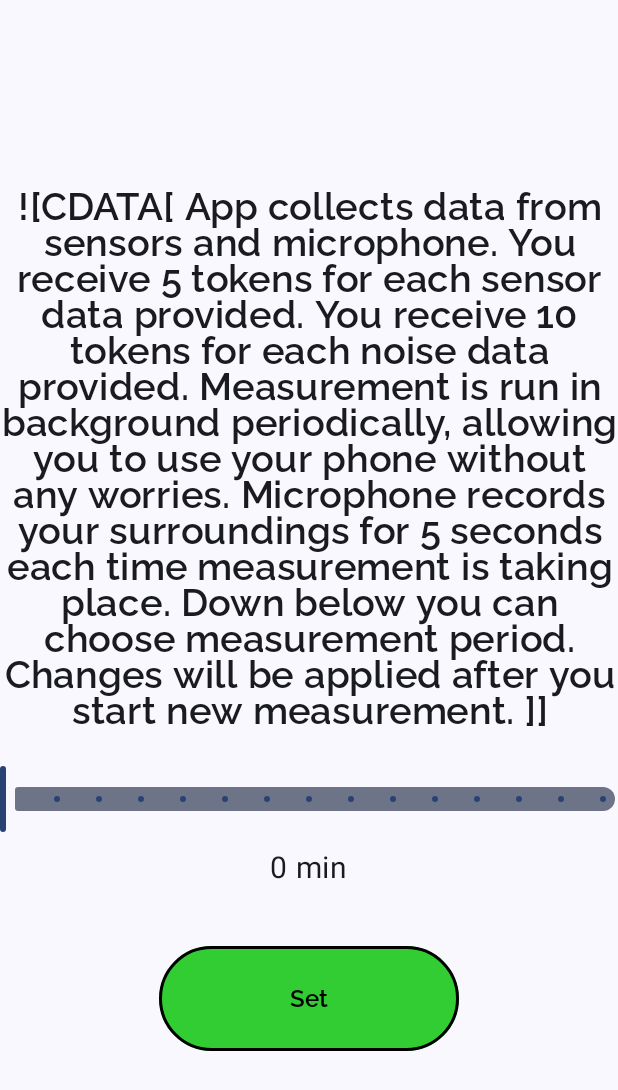
After one commit to LukaJukic0808/SoundSentry, an Android app built with Jetpack Compose: the composable SettingsScreenBody called with empty values, on a phone screen of 412 x 824 dp. The commit adds this screen. Shown: the top 1090 px of the screen. Run offline under Robolectric (Android 15) with nearby library versions, the phone set to English and light mode, and no system bars.

Commit message:
Add new screen, run the app for first time

```diff
--- a/app/src/main/java/hr/ferit/soundsentry/di/KoinModules.kt
+++ b/app/src/main/java/hr/ferit/soundsentry/di/KoinModules.kt
@@ -16,6 +16,5 @@ val viewModelModule = module {
     viewModel<SignInViewModel> { SignInViewModel() }
     viewModel<ServiceToggleViewModel> { ServiceToggleViewModel(androidContext()) }
     viewModel<UserInfoViewModel> { UserInfoViewModel() }
-    viewModel<SignInViewModel> { SignInViewModel() }
     viewModel<PermissionViewModel> { PermissionViewModel() }
 }
--- /dev/null
+++ b/app/src/main/java/hr/ferit/soundsentry/view/components/SettingsScreenBody.kt
@@ -0,0 +1,105 @@
+package hr.ferit.soundsentry.view.components
+
+import androidx.compose.foundation.border
+import androidx.compose.foundation.layout.Arrangement
+import androidx.compose.foundation.layout.Column
+import androidx.compose.foundation.layout.Spacer
+import androidx.compose.foundation.layout.fillMaxSize
+import androidx.compose.foundation.layout.height
+import androidx.compose.foundation.layout.size
+import androidx.compose.foundation.shape.RoundedCornerShape
+import androidx.compose.material3.Button
+import androidx.compose.material3.ButtonDefaults
+import androidx.compose.material3.Slider
+import androidx.compose.material3.Text
+import androidx.compose.runtime.Composable
+import androidx.compose.runtime.LaunchedEffect
+import androidx.compose.runtime.getValue
+import androidx.compose.runtime.mutableStateOf
+import androidx.compose.runtime.remember
+import androidx.compose.runtime.setValue
+import androidx.compose.ui.Alignment
+import androidx.compose.ui.Modifier
+import androidx.compose.ui.graphics.Color
+import androidx.compose.ui.res.colorResource
+import androidx.compose.ui.res.stringResource
+import androidx.compose.ui.text.font.FontStyle
+import androidx.compose.ui.text.font.FontWeight
+import androidx.compose.ui.text.style.TextAlign
+import androidx.compose.ui.unit.dp
+import androidx.compose.ui.unit.sp
+import hr.ferit.soundsentry.R
+import hr.ferit.soundsentry.ui.theme.RaleWay
+import kotlin.math.roundToInt
+
+@Composable
+fun SettingsScreenBody(
+    onSetPeriodClick: (period: Int) -> Unit,
+    currentPeriod: Float
+) {
+    var sliderPosition by remember { mutableStateOf(0f) }
+    val sliderRange = 1f..15f
+
+    LaunchedEffect(currentPeriod != 0f) {
+        sliderPosition = currentPeriod
+    }
+
+    Column(
+        modifier = Modifier.fillMaxSize(),
+        verticalArrangement = Arrangement.Center,
+        horizontalAlignment = Alignment.CenterHorizontally,
+    ) {
+        Text(
+            stringResource(R.string.measurement_description),
+            textAlign = TextAlign.Center,
+            fontFamily = RaleWay,
+            fontStyle = FontStyle.Normal,
+            fontWeight = FontWeight.SemiBold,
+            fontSize = 25.sp,
+        )
+        Spacer(Modifier.height(20.dp))
+        Slider(
+            value = sliderPosition,
+            valueRange = sliderRange,
+            onValueChange = { sliderPosition = it },
+            onValueChangeFinished = {
+                sliderPosition = sliderPosition.roundToInt().toFloat()
+            },
+            steps = (sliderRange.endInclusive - sliderRange.start).toInt() - 1
+        )
+        Spacer(Modifier.height(10.dp))
+        Text(text = "${sliderPosition.toInt()} min", fontSize = 20.sp)
+        Spacer(Modifier.height(40.dp))
+        Button(
+            onClick = {
+                onSetPeriodClick.invoke(sliderPosition.toInt())
+            },
+            shape = RoundedCornerShape(40.dp),
+            modifier = Modifier
+                .size(
+                    height = 70.dp,
+                    width = 200.dp,
+                )
+                .border(
+                    width = 2.dp,
+                    color = Color.Black,
+                    shape = RoundedCornerShape(40.dp),
+                ),
+            colors = ButtonDefaults.buttonColors(
+                contentColor = Color.Black,
+                containerColor = colorResource(
+                    R.color.green,
+                ),
+            ),
+        ) {
+            Text(
+                stringResource(R.string.set),
+                textAlign = TextAlign.Center,
+                fontFamily = RaleWay,
+                fontStyle = FontStyle.Normal,
+                fontWeight = FontWeight.SemiBold,
+                fontSize = 16.sp,
+            )
+        }
+    }
+}
--- a/app/src/main/res/values/strings.xml
+++ b/app/src/main/res/values/strings.xml
@@ -11,7 +11,19 @@
     <string name="permission_required">"Permission required"</string>
     <string name="ok">"Okay"</string>
     <string name="update">"Measurement settings updated"</string>
-    <string name="update_failed">"Period must be between 1 and 15 minutes"</string>
+    <string name="update_failed">"Something went wrong while updating, please try again."</string>
+    <string name="measurement_description">![CDATA[
+        App collects data from sensors and microphone.
+        You receive 5 tokens for each sensor data provided.
+        You receive 10 tokens for each noise data provided.
+        Measurement is run in background periodically,
+        allowing you to use your phone without any worries.
+        Microphone records your surroundings for 5 seconds
+        each time measurement is taking place.
+        Down below you can choose measurement period.
+        Changes will be applied after you start new measurement.
+    ]]</string>
+    <string name="set">"Set"</string>
     <string name="grant_permission">"Grant permission"</string>
     <string name="microphone_permanently_declined">"You have permanently declined microphone permission. Go to your app settings to grant it."</string>
     <string name="microphone_access_needed">"Microphone access is necessary for measurement."</string>
```
Also changed, not shown: app/src/main/AndroidManifest.xml (+5 -3 lines), app/src/main/java/hr/ferit/soundsentry/MainActivity.kt (+2 -20 lines), app/src/main/java/hr/ferit/soundsentry/model/UserInfoModel.kt (+58 -3 lines), app/src/main/java/hr/ferit/soundsentry/view/screen/SettingsScreen.kt (+60 -0 lines), app/src/main/java/hr/ferit/soundsentry/viewmodel/UserInfoViewModel.kt (+12 -23 lines).
